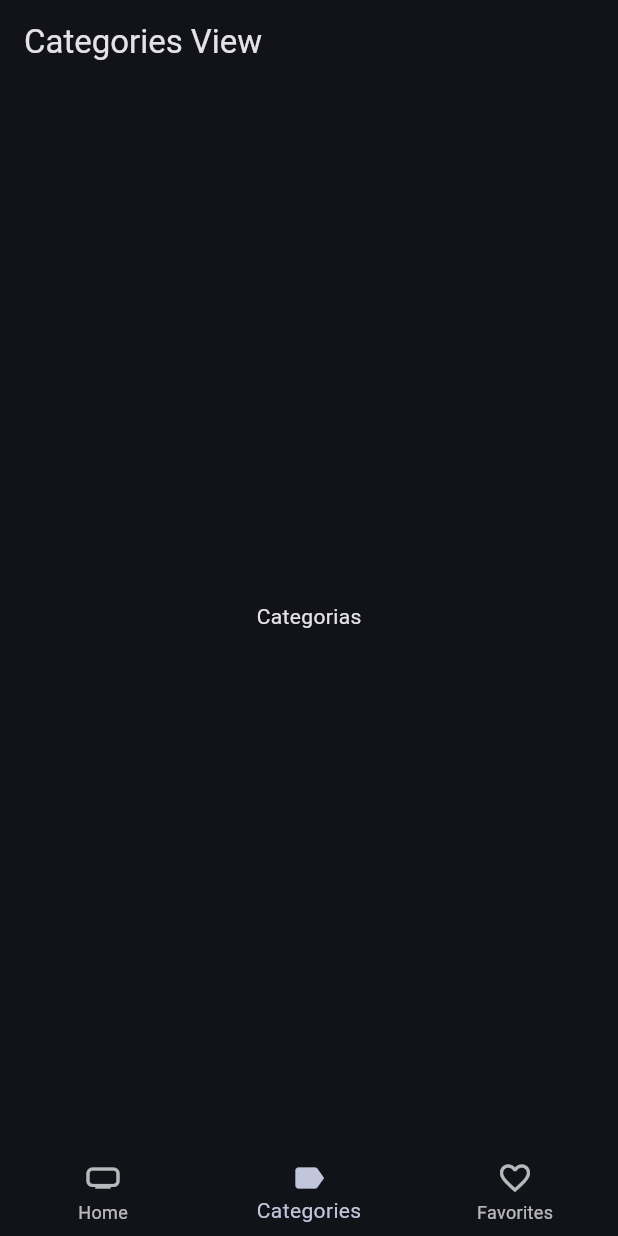
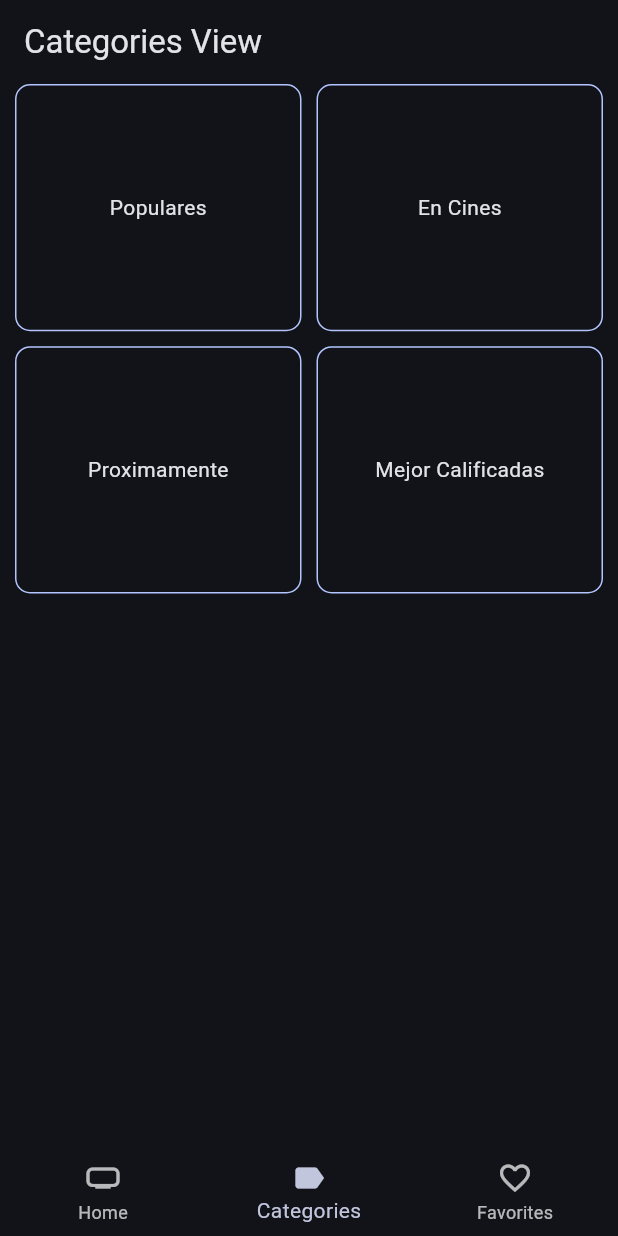
Before and after one commit to Leandrop011/Movie_DO, a Flutter app: the screen it shows after launch, item 2 of the bottom bar chosen, on a phone screen of 412 x 824 dp. Run offline on Flutter 3.47's test engine with Material 3 defaults, Android fonts, the phone set to English and light mode, and no system bars; our stand-ins replace animate_do, card_swiper, dio, drift, drift_flutter, flutter_dotenv and 3 more; accounts and stored records are empty; generated files the repository leaves out were written again; network calls fail.

Commit message:
feat(categories): implementar vista de categorías con diseño de cuadrícula y animaciones

```diff
--- a/lib/presentation/views/movies_views/categories_view.dart
+++ b/lib/presentation/views/movies_views/categories_view.dart
@@ -1,5 +1,6 @@
-import 'package:animate_do/animate_do.dart';
+//import 'package:animate_do/animate_do.dart';
 import 'package:flutter/material.dart';
+import 'package:movies_app/presentation/widgets/shared/custom_categories_masonry.dart';
 
 class CategoriesView extends StatelessWidget {
   const CategoriesView({super.key});
@@ -10,9 +11,7 @@ class CategoriesView extends StatelessWidget {
       appBar: AppBar(
         title: Text('Categories View'),
       ),
-      body: FadeInRight(
-        child: Center(child: Text('Categorias'),)
-      )
+      body: CustomCategoriesMasonry()
     );
   }
 }
--- /dev/null
+++ b/lib/presentation/widgets/shared/custom_categories_masonry.dart
@@ -0,0 +1,69 @@
+import 'package:animate_do/animate_do.dart';
+import 'package:flutter/material.dart';
+import 'package:flutter_staggered_grid_view/flutter_staggered_grid_view.dart';
+
+List<String> categorias = [
+  'Populares',
+  'En Cines',
+  'Proximamente',
+  'Mejor Calificadas',
+].toList();
+
+class CustomCategoriesMasonry extends StatelessWidget {
+  const CustomCategoriesMasonry({super.key});
+
+  @override
+  Widget build(BuildContext context) {
+    return Padding(
+      padding: EdgeInsets.symmetric(horizontal: 10),
+      child: MasonryGridView.count(
+        physics: AlwaysScrollableScrollPhysics(),
+        crossAxisCount: 2,
+        itemCount: 4,
+        mainAxisSpacing: 10,
+        crossAxisSpacing: 10,
+        itemBuilder: (context, index) {
+          //* SEGUN EL INDEX, RECORRE LA LISTA Y ME DA UN STRING PARA CADA CATEGORIA
+          final categoria = categorias[index];
+          return _CategoriesContainerView(textcategoria: categoria);
+        },
+      ),
+    );
+  }
+}
+
+//* ESTO DE LA CAJA DE CADA CATEGORIA
+class _CategoriesContainerView extends StatelessWidget {
+  final String textcategoria;
+
+  const _CategoriesContainerView({required this.textcategoria});
+
+  @override
+  Widget build(BuildContext context) {
+    final size = MediaQuery.of(context).size;
+    final colors = Theme.of(context).colorScheme;
+    return InkWell(
+      borderRadius: BorderRadius.circular(10),
+      onTap: () {
+
+      },
+      child: BounceInDown(
+        child: Container(
+          width: size.width * 0.3,
+          height: size.height * 0.2,
+          decoration: BoxDecoration(
+            color: Colors.transparent,
+            borderRadius: BorderRadius.circular(10),
+            border: Border.all(
+              width: 1,
+              color: colors.primary
+            )
+          ),
+          child: Center(
+            child: Text(textcategoria),
+          ),
+        ),
+      ),
+    );
+  }
+}
```
